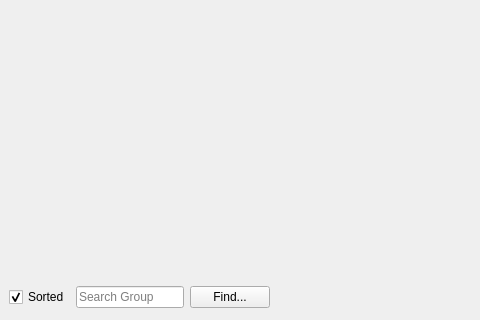
This is src/Gui/DlgParameter.ui in berndhahnebach/All_FreeCAD as Qt 5 draws it before an edit; both pictures show x 0 to 480 and y 238 to 558 of the 657 by 558 pixel window. The edited form follows.
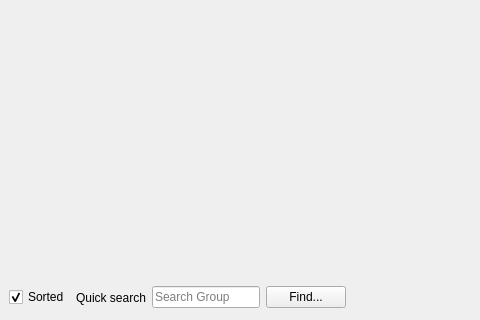
This is the edited form.

Commit message: Gui: fix Qt warning: QMetaObject::connectSlotsByName: No matching signal for on_findGroup_changed(QString) do not auto-collapse when search string is empty set red-ish background if no matching group was found

```diff
--- a/src/Gui/DlgParameter.ui
+++ b/src/Gui/DlgParameter.ui
@@ -46,6 +46,13 @@
        </property>
       </widget>
      </item>
+     <item>
+      <widget class="QLabel" name="quickSearch">
+       <property name="text" >
+        <string>Quick search</string>
+       </property>
+      </widget>
+     </item>
      <item>
       <widget class="QLineEdit" name="findGroupLE">
        <property name="toolTip">
```
The commit also changes 2 other files.
